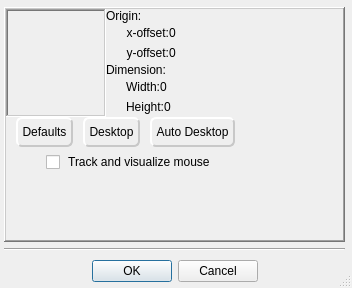
Above: Homer/forms/Dialogs/SegmentSelectionDialog.ui from Homer-Conferencing/Homer-Conferencing before the change. Below: the same form after it.
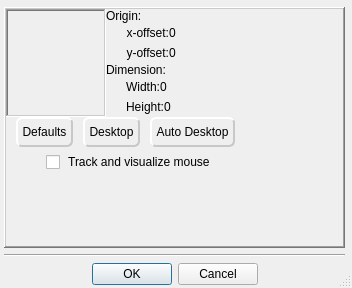
That is the form after the change. Icons and pictures are not drawn.

Commit message: - fixed: buttons layout

```diff
--- a/Homer/forms/Dialogs/SegmentSelectionDialog.ui
+++ b/Homer/forms/Dialogs/SegmentSelectionDialog.ui
@@ -68,18 +68,6 @@
    </item>
    <item row="2" column="0">
     <widget class="QDialogButtonBox" name="mBb">
-     <property name="minimumSize">
-      <size>
-       <width>0</width>
-       <height>28</height>
-      </size>
-     </property>
-     <property name="maximumSize">
-      <size>
-       <width>16777215</width>
-       <height>28</height>
-      </size>
-     </property>
      <property name="autoFillBackground">
       <bool>true</bool>
      </property>
```
The commit also changes 2 other files.
